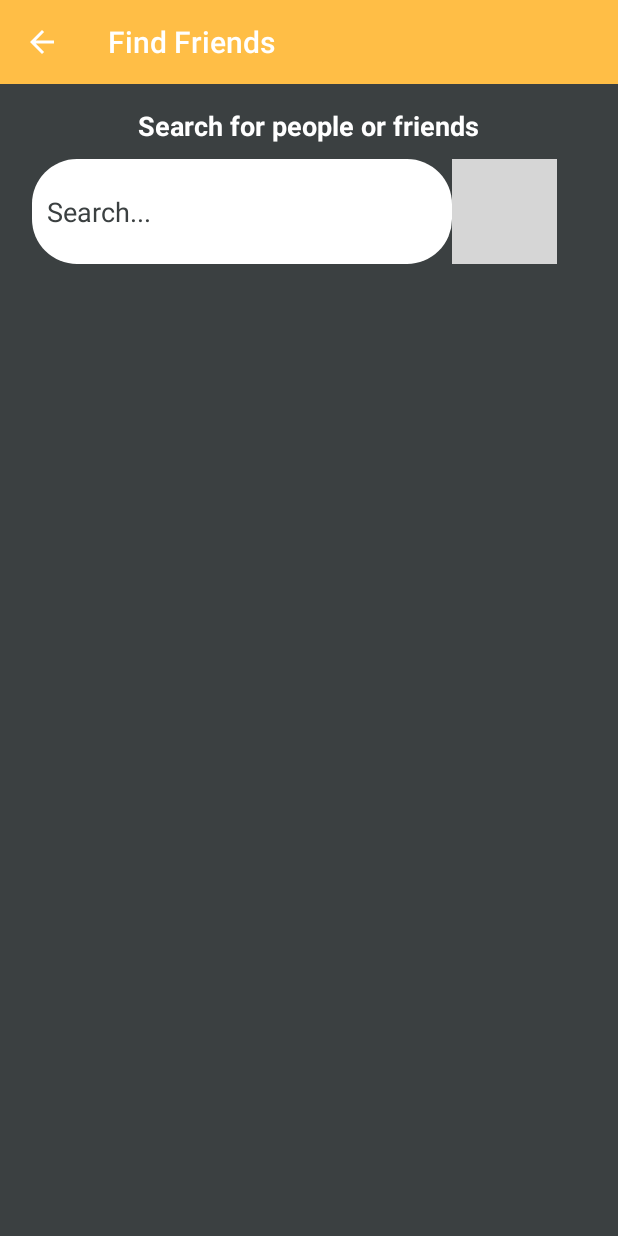
After one commit to KobyKJackson/Link, an Android app: the FindFirendsActivity screen opened directly, with no data from a screen before it, on a phone screen of 412 x 824 dp. The commit adds this screen. Run offline under Robolectric (Android 15) with nearby library versions, the phone set to English and light mode, and no system bars; our stand-ins replace CircleImageView, Firebase (no records; nobody signed in at launch, a user with empty details on screens opened directly), Picasso; grey boxes are pictures that could not be loaded.

Commit message:
after 39

```diff
--- /dev/null
+++ b/app/src/main/java/com/jackson/k/koby/link/FindFirendsActivity.java
@@ -0,0 +1,121 @@
+package com.jackson.k.koby.link;
+
+import android.content.Context;
+import android.content.Intent;
+import android.support.v7.app.AppCompatActivity;
+import android.os.Bundle;
+import android.support.v7.widget.LinearLayoutManager;
+import android.support.v7.widget.RecyclerView;
+import android.support.v7.widget.Toolbar;
+import android.view.View;
+import android.widget.EditText;
+import android.widget.ImageButton;
+import android.widget.ImageView;
+import android.widget.TextView;
+import android.widget.Toast;
+
+import com.firebase.ui.database.FirebaseRecyclerAdapter;
+import com.google.firebase.database.DatabaseReference;
+import com.google.firebase.database.FirebaseDatabase;
+import com.google.firebase.database.Query;
+import com.squareup.picasso.Picasso;
+
+import de.hdodenhof.circleimageview.CircleImageView;
+
+public class FindFirendsActivity extends AppCompatActivity
+{
+    private Toolbar mToolbar;
+    private ImageButton searchButton;
+    private EditText searchInputText;
+
+    private RecyclerView searchResultsList;
+
+    private DatabaseReference allUseresDatabaseRef;
+
+    @Override
+    protected void onCreate(Bundle savedInstanceState)
+    {
+        super.onCreate(savedInstanceState);
+        setContentView(R.layout.activity_find_firends);
+
+        allUseresDatabaseRef = FirebaseDatabase.getInstance().getReference().child("Users");
+
+        mToolbar = findViewById(R.id.findFriends_AppBar);
+        setSupportActionBar(mToolbar);
+        getSupportActionBar().setDisplayHomeAsUpEnabled(true);
+        getSupportActionBar().setTitle("Find Friends");
+
+        searchResultsList = findViewById(R.id.findFriends_searchResults);
+        searchResultsList.setHasFixedSize(true);
+        searchResultsList.setLayoutManager(new LinearLayoutManager(this));
+
+        searchButton = findViewById(R.id.findFriends_searchButton);
+        searchInputText = findViewById(R.id.findFriends_search);
+
+        searchButton.setOnClickListener(new View.OnClickListener()
+        {
+            @Override
+            public void onClick(View v)
+            {
+                SearchForUsers();
+            }
+        });
+
+    }
+
+    private void SearchForUsers()
+    {
+        String searchInput = searchInputText.getText().toString();
+
+        Toast.makeText(this, "Searching...", Toast.LENGTH_LONG).show();
+
+        Query searchUsersQuery = allUseresDatabaseRef.orderByChild("fullName").startAt(searchInput).endAt(searchInput + "\uf8ff"); //TODO: Uppercase/lowercase search must be correct need to fix to allow all
+
+        FirebaseRecyclerAdapter<FindFriends, FindFirendsActivity.FindFriendsViewHolder> firebaseRecyclerAdapter = new FirebaseRecyclerAdapter<FindFriends, FindFriendsViewHolder>
+                (
+                        FindFriends.class,
+                        R.layout.all_users_display_layout,
+                        FindFriendsViewHolder.class,
+                        searchUsersQuery
+                )
+        {
+            @Override
+            protected void populateViewHolder(FindFriendsViewHolder viewHolder, FindFriends model, int position)
+            {
+                 viewHolder.setFullName(model.getFullName());
+                 viewHolder.setProfilePicture(getApplicationContext(), model.getProfilePicture());
+                 viewHolder.setStatus(model.getStatus());
+             }
+         };
+         searchResultsList.setAdapter(firebaseRecyclerAdapter);
+    }
+
+    public static class FindFriendsViewHolder extends RecyclerView.ViewHolder
+    {
+        View mView;
+
+        public FindFriendsViewHolder(View itemView)
+        {
+            super(itemView);
+            mView = itemView;
+        }
+
+        public void setFullName(String fullName)
+        {
+            TextView lFullName = mView.findViewById(R.id.all_users_fullName);
+            lFullName.setText(fullName);
+        }
+
+        public void setProfilePicture(Context ctx, String profilePicture)
+        {
+            CircleImageView profilePic = mView.findViewById(R.id.all_users_profile_picture);
+            Picasso.with(ctx).load(profilePicture).into(profilePic);
+        }
+
+        public void setStatus(String status)
+        {
+            TextView lStatus = mView.findViewById(R.id.all_users_status);
+            lStatus.setText(status);
+        }
+    }
+}
--- /dev/null
+++ b/app/src/main/res/layout/activity_find_firends.xml
@@ -0,0 +1,71 @@
+<?xml version="1.0" encoding="utf-8"?>
+<RelativeLayout xmlns:android="http://schemas.android.com/apk/res/android"
+    xmlns:app="http://schemas.android.com/apk/res-auto"
+    xmlns:tools="http://schemas.android.com/tools"
+    android:layout_width="match_parent"
+    android:layout_height="match_parent"
+    tools:context=".FindFirendsActivity"
+    android:background="@color/colorProfile">
+
+    <include
+        layout="@layout/app_bar_layout"
+        android:id="@+id/findFriends_AppBar">
+    </include>
+
+    <RelativeLayout
+        android:id="@+id/findFriends_myLayout"
+        android:layout_width="match_parent"
+        android:layout_height="wrap_content"
+        android:layout_below="@+id/findFriends_AppBar"
+        android:layout_marginTop="15dp">
+
+        <TextView
+            android:id="@+id/simpleTextID"
+            android:layout_width="wrap_content"
+            android:layout_height="wrap_content"
+            android:layout_centerHorizontal="true"
+            android:text="Search for people or friends"
+            android:textColor="@android:color/background_light"
+            android:textSize="18sp"
+            android:textStyle="bold">
+        </TextView>
+
+        <EditText
+            android:id="@+id/findFriends_search"
+            android:layout_width="280dp"
+            android:layout_height="70dp"
+            android:layout_below="@+id/simpleTextID"
+            android:layout_alignParentStart="true"
+            android:layout_marginStart="21dp"
+            android:layout_marginTop="10dp"
+            android:background="@drawable/inputs"
+            android:hint="Search..."
+            android:inputType="textMultiLine"
+            android:padding="10dp"
+            android:textColorHint="@color/colorProfile"
+            android:textColor="@color/colorProfile">
+        </EditText>
+
+        <ImageButton
+            android:id="@+id/findFriends_searchButton"
+            android:layout_width="70dp"
+            android:layout_height="70dp"
+            android:layout_marginTop="10dp"
+            android:layout_below="@+id/simpleTextID"
+            android:layout_toEndOf="@+id/findFriends_search"
+            android:background="@drawable/button"
+            android:src="@drawable/search">
+        </ImageButton>
+
+    </RelativeLayout>
+
+    <android.support.v7.widget.RecyclerView
+        android:id="@+id/findFriends_searchResults"
+        android:layout_width="match_parent"
+        android:layout_height="match_parent"
+        android:layout_alignParentStart="true"
+        android:layout_below="@+id/findFriends_myLayout"
+        android:layout_margin="10dp">
+    </android.support.v7.widget.RecyclerView>
+
+</RelativeLayout>
--- a/app/src/main/res/values/colors.xml
+++ b/app/src/main/res/values/colors.xml
@@ -4,4 +4,5 @@
     <color name="colorPrimaryDark">#ffbe46 </color>
     <color name="colorAccent">#FF0000</color>
     <color name="colorProfile">#3B4041</color>
+    <color name="mainBackground">#D7D7D7</color>
 </resources>
```
Also changed, not shown: app/src/main/AndroidManifest.xml (+38 -9 lines), app/src/main/java/com/jackson/k/koby/link/FindFriends.java (added, +41 -0 lines), app/src/main/java/com/jackson/k/koby/link/MainActivity.java (+94 -2 lines), app/src/main/res/layout/all_posts_layout.xml (+40 -2 lines), app/src/main/res/layout/all_users_display_layout.xml (added, +46 -0 lines).
